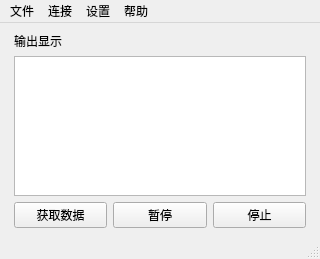
Old version of the form src/template/MainWin.ui in the repository yooxii/IQC.
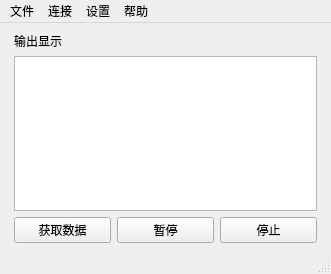
New version of the form.

```diff
--- a/src/template/MainWin.ui
+++ b/src/template/MainWin.ui
@@ -6,8 +6,8 @@
    <rect>
     <x>0</x>
     <y>0</y>
-    <width>320</width>
-    <height>240</height>
+    <width>331</width>
+    <height>274</height>
    </rect>
   </property>
   <property name="contextMenuPolicy">
@@ -136,7 +136,7 @@
     <rect>
      <x>0</x>
      <y>0</y>
-     <width>320</width>
+     <width>331</width>
      <height>21</height>
     </rect>
    </property>
```
Left out of the diff: 62 changed lines with no effect on the pictures.
